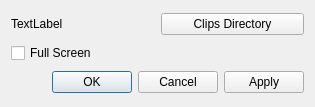
Before: the Qt Designer form ui/settings.ui in tdauth/gustavsfairyland, drawn with Qt 5.
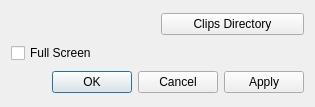
After: the same form once the commit is applied.

```diff
--- a/ui/settings.ui
+++ b/ui/settings.ui
@@ -24,7 +24,7 @@
    <item row="0" column="0">
     <widget class="QLabel" name="clipsDirectoryLabel">
      <property name="text">
-      <string>TextLabel</string>
+      <string/>
      </property>
     </widget>
    </item>
```
